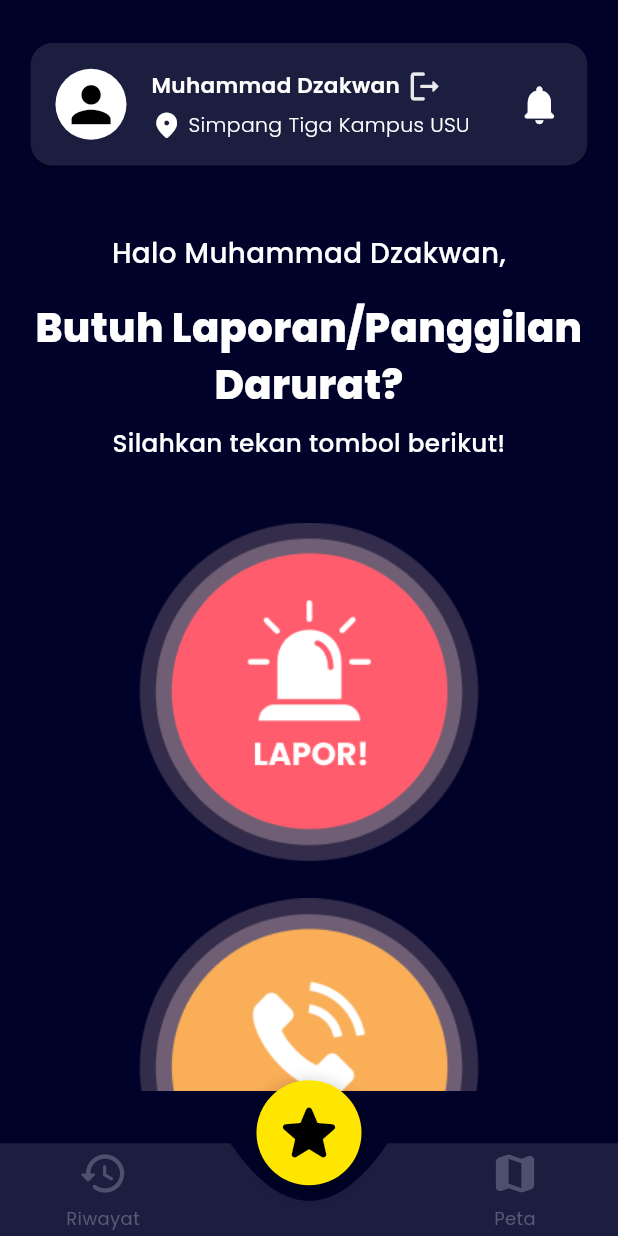
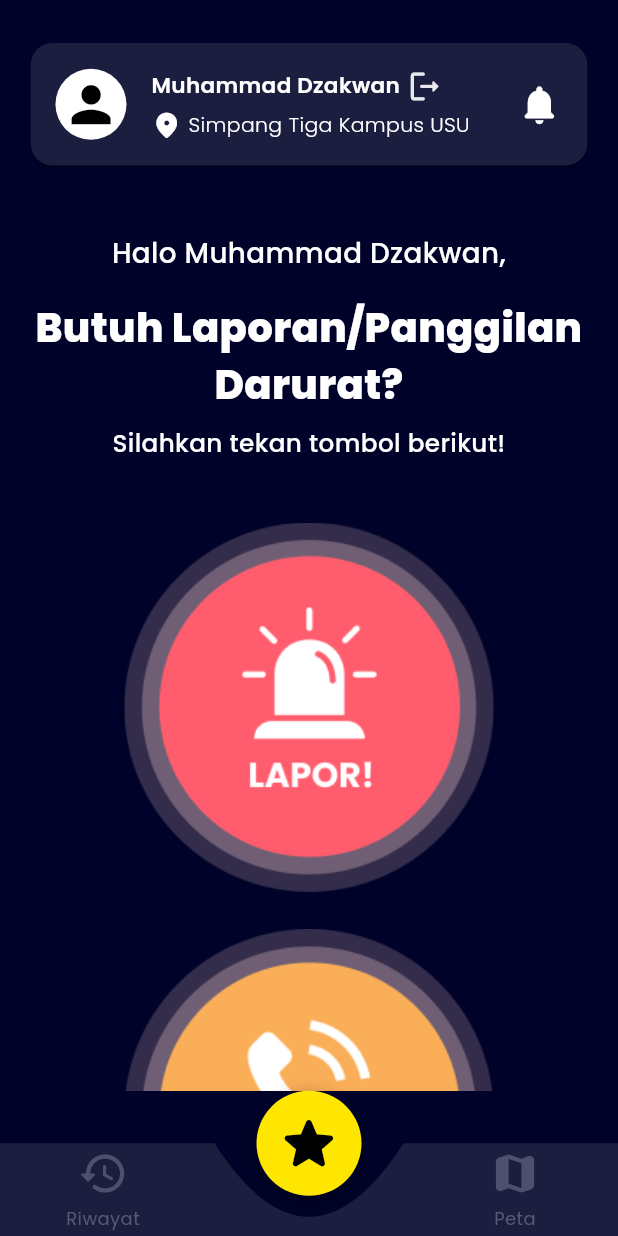
Before and after one commit to MuhammadSyukronJazila-231401007/vigilanter_flutter, a Flutter app: the screen it shows after launch, after a tap on "Login", on a phone screen of 412 x 824 dp. Run offline on Flutter 3.47's test engine with Material 3 defaults, Android fonts, the light colour scheme and no system bars; our stand-ins replace go_router.

Commit message:
feat: fix home screen

```diff
--- a/lib/screens/home_screen.dart
+++ b/lib/screens/home_screen.dart
@@ -189,7 +189,7 @@ class HomeScreen extends StatelessWidget {
                   },
                   child: Image.asset(
                     "assets/images/tombol_lapor.png",
-                    width: screenWidth * 0.55,
+                    width: screenWidth * 0.6,
                     fit: BoxFit.contain,
                   ),
                 ),
@@ -202,7 +202,7 @@ class HomeScreen extends StatelessWidget {
                   },
                   child: Image.asset(
                     "assets/images/tombol_panggil.png",
-                    width: screenWidth * 0.55,
+                    width: screenWidth * 0.6,
                     fit: BoxFit.contain,
                   ),
                 ),
--- a/lib/widgets/vigilanter_bottom_nav.dart
+++ b/lib/widgets/vigilanter_bottom_nav.dart
@@ -92,7 +92,7 @@ class _VigilanterBottomNavState extends State<VigilanterBottomNav>
 
           // Lingkaran kuning aktif (lebih tenggelam ke navbar)
           Positioned(
-            bottom: navHeight - (circleRadius * 0.8), // ↓ lebih ke bawah lagi
+            bottom: navHeight - (circleRadius * 1), // ↓ lebih ke bawah lagi
             left: animatedCenter - circleRadius,
             child: AnimatedBuilder(
               animation: _controller,
@@ -120,7 +120,7 @@ class _VigilanterBottomNavState extends State<VigilanterBottomNav>
                       ),
                       child: Icon(
                         items[widget.currentIndex].icon,
-                        size: circleDiameter * 0.7, // sedikit lebih besar
+                        size: circleDiameter * 0.65, // sedikit lebih besar
                         color: Colors.black,
                       ),
                     ),
@@ -203,8 +203,8 @@ class _NavBarPainter extends CustomPainter {
     final Path path = Path();
 
     // Kendali kedalaman & lebar
-    final double depthFactor = 2.2; // semakin besar → semakin dalam
-    final double widthFactor = 1.5; // semakin besar → semakin lebar
+    final double depthFactor = 2.8; // semakin besar → semakin dalam
+    final double widthFactor = 1.8; // semakin besar → semakin lebar
     final double radius = circleRadius * depthFactor;
 
     final double left = centerX - circleRadius * widthFactor;
```
